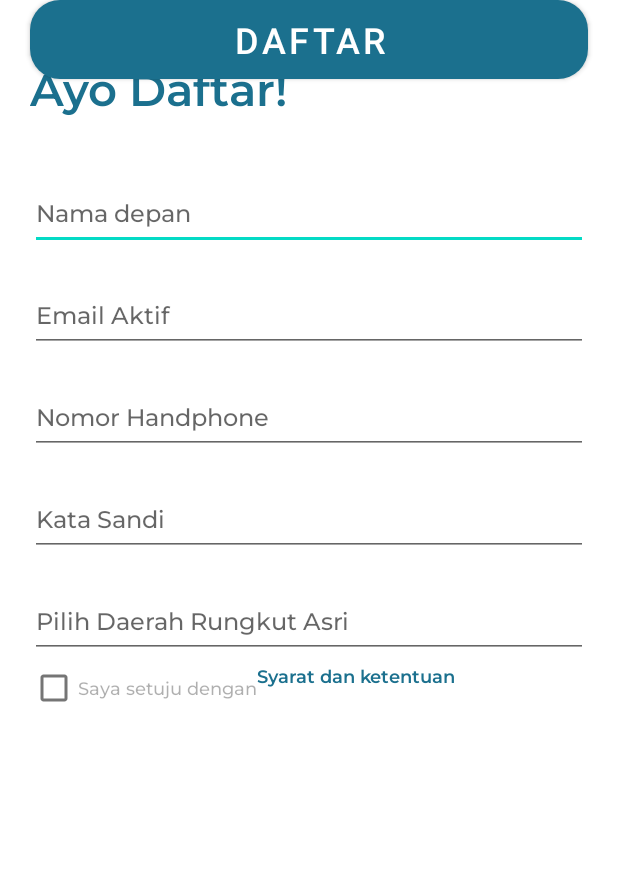
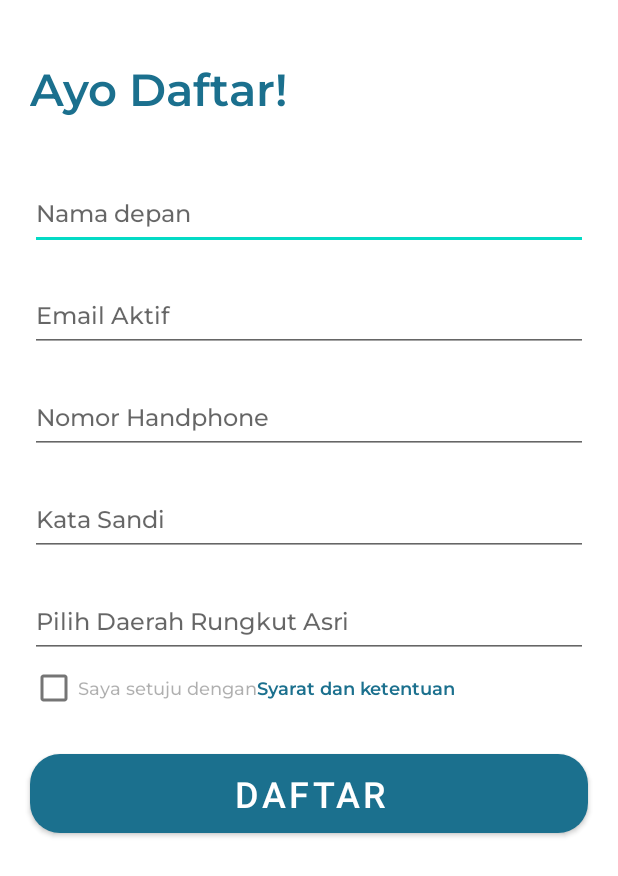
Before and after one commit to flanker0507/aplikasi-meddy, an Android app: the RegisterActivity screen opened directly, with no data from a screen before it, on a phone screen of 412 x 824 dp. Shown: the top 876 px of the screen. Run offline under Robolectric (Android 15) with nearby library versions, the phone set to English and light mode, and no system bars; 2 statements that could not run were skipped.

Commit message:
repair register

```diff
--- a/app/src/main/res/layout/activity_register.xml
+++ b/app/src/main/res/layout/activity_register.xml
@@ -84,37 +84,30 @@
         app:layout_constraintEnd_toEndOf="parent"
         app:layout_constraintTop_toBottomOf="@+id/et_register_password"/>
 
-    <LinearLayout
-        android:id="@+id/cl_register"
-        android:layout_width="match_parent"
-        android:layout_height="wrap_content"
-        android:layout_marginHorizontal="20dp"
-        android:orientation="horizontal"
-        app:layout_constraintStart_toStartOf="parent"
-        app:layout_constraintTop_toBottomOf="@+id/et_register_select_region"
-        app:layout_constraintEnd_toEndOf="parent">
-
     <CheckBox
         android:id="@+id/cb_register"
         android:layout_width="wrap_content"
         android:layout_height="24dp"
         android:text="@string/cb_register_text"
         android:layout_marginTop="8dp"
+        android:layout_marginStart="20dp"
         android:textSize="12sp"
         android:textColor="#50000000"
-            android:fontFamily="@font/montserrat_medium" />
+        android:fontFamily="@font/montserrat_medium"
+        app:layout_constraintStart_toStartOf="parent"
+        app:layout_constraintTop_toBottomOf="@+id/et_register_select_region"/>
 
     <TextView
         android:id="@+id/tv_register_syarat"
         android:layout_width="wrap_content"
-            android:layout_height="24dp"
+        android:layout_height="wrap_content"
         android:text="@string/register_syarat"
         android:textSize="12sp"
         android:textColor="@color/primary"
-
-            android:fontFamily="@font/montserrat_semi_bold" />
-    </LinearLayout>
-
+        android:fontFamily="@font/montserrat_semi_bold"
+        app:layout_constraintStart_toEndOf="@+id/cb_register"
+        app:layout_constraintTop_toTopOf="@+id/cb_register"
+        app:layout_constraintBottom_toBottomOf="@+id/cb_register"/>
 
     <Button
         android:id="@+id/btn_register"
```
Lines whose indentation alone changed are shown as unchanged.
